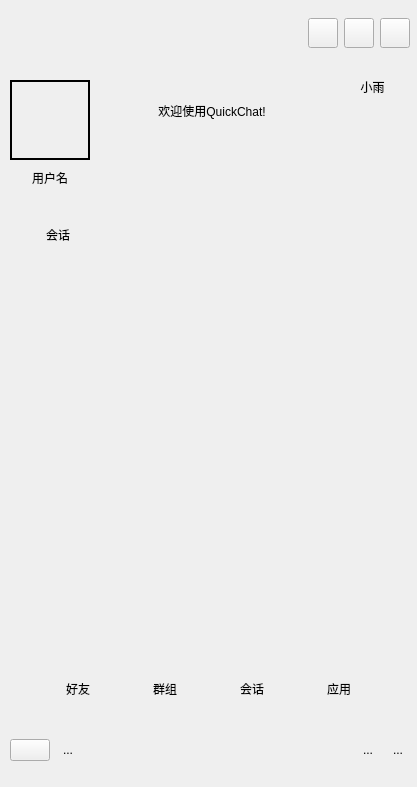
Qt form QuickChat/mainwindow.ui (EUIOwO/QuickChat) before a commit.
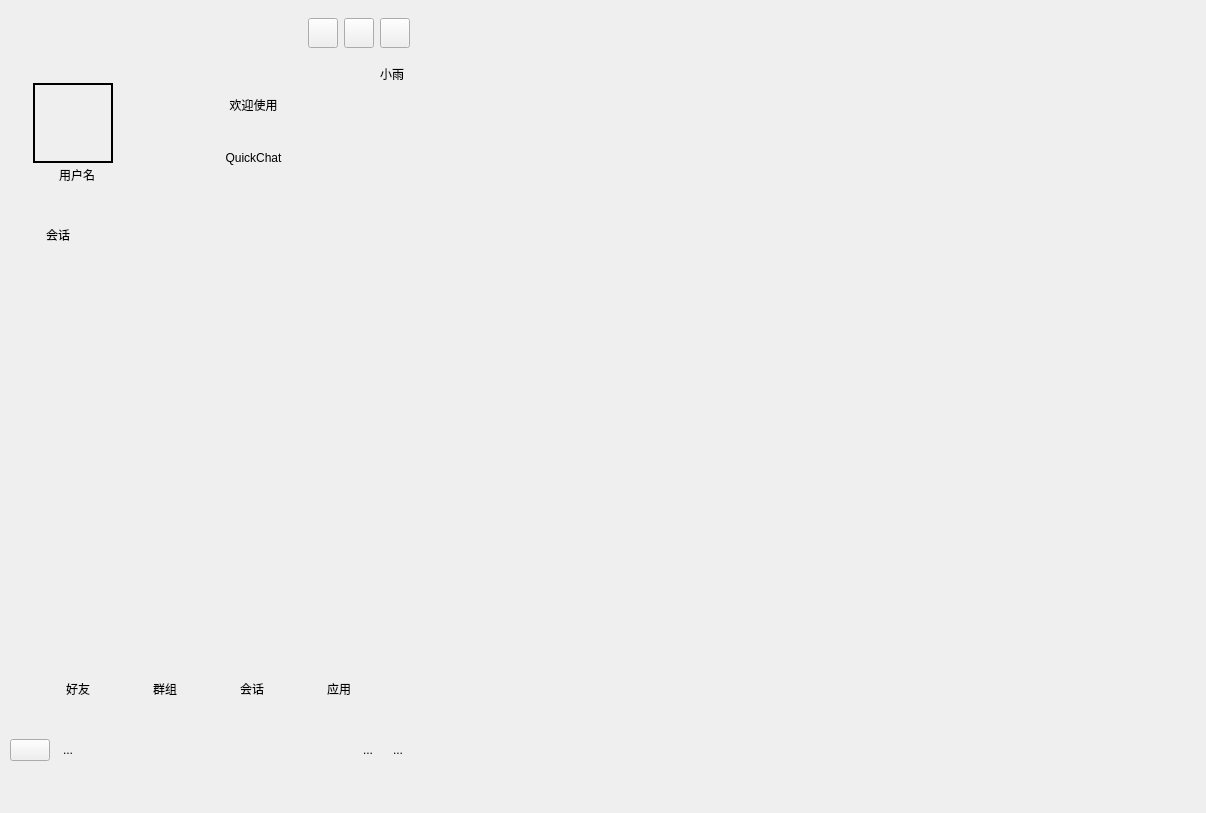
The same form after that commit. The open tabs and pages were chosen to show the change. Icons and pictures are not drawn. Custom widgets are drawn as their Qt base class.

Commit message: 1、添加了类WidgetHead重写头像框widgetHead，实现裁剪头像并保存 2、需完善文件上传功能，实现连接服务器将裁剪的并应用的新头像上传并保存的服务端

```diff
--- a/QuickChat/mainwindow.ui
+++ b/QuickChat/mainwindow.ui
@@ -6,8 +6,8 @@
    <rect>
     <x>0</x>
     <y>0</y>
-    <width>417</width>
-    <height>787</height>
+    <width>1206</width>
+    <height>813</height>
    </rect>
   </property>
   <property name="windowTitle">
@@ -687,111 +687,34 @@
       </item>
      </layout>
     </widget>
-    <widget class="QWidget" name="horizontalLayoutWidget">
+    <widget class="QWidget" name="">
      <property name="geometry">
       <rect>
-       <x>0</x>
-       <y>49</y>
-       <width>401</width>
+       <x>10</x>
+       <y>50</y>
+       <width>391</width>
        <height>151</height>
       </rect>
      </property>
-     <layout class="QHBoxLayout" name="horizontalLayout_4" stretch="2,6,2">
-      <property name="sizeConstraint">
-       <enum>QLayout::SetMinAndMaxSize</enum>
-      </property>
-      <property name="rightMargin">
-       <number>0</number>
-      </property>
-      <item>
-       <layout class="QVBoxLayout" name="verticalLayout" stretch="0,0,0,0">
-        <property name="spacing">
-         <number>9</number>
-        </property>
-        <property name="leftMargin">
-         <number>0</number>
-        </property>
-        <property name="rightMargin">
-         <number>0</number>
-        </property>
-        <item>
-         <spacer name="verticalSpacer">
-          <property name="orientation">
-           <enum>Qt::Vertical</enum>
-          </property>
-          <property name="sizeHint" stdset="0">
-           <size>
-            <width>20</width>
-            <height>40</height>
-           </size>
-          </property>
-         </spacer>
-        </item>
-        <item>
-         <widget class="QLabel" name="labelUserMask">
-          <property name="minimumSize">
-           <size>
-            <width>80</width>
-            <height>80</height>
-           </size>
-          </property>
-          <property name="maximumSize">
-           <size>
-            <width>80</width>
-            <height>80</height>
-           </size>
-          </property>
-          <property name="styleSheet">
-           <string notr="true">border: 2px solid black;</string>
-          </property>
-          <property name="text">
-           <string/>
-          </property>
-          <property name="alignment">
-           <set>Qt::AlignCenter</set>
-          </property>
-         </widget>
-        </item>
-        <item>
-         <widget class="QLabel" name="labelUserName">
-          <property name="minimumSize">
-           <size>
-            <width>0</width>
-            <height>0</height>
-           </size>
-          </property>
-          <property name="maximumSize">
-           <size>
-            <width>80</width>
-            <height>40</height>
-           </size>
-          </property>
-          <property name="text">
-           <string>用户名</string>
-          </property>
-          <property name="alignment">
-           <set>Qt::AlignCenter</set>
-          </property>
-         </widget>
-        </item>
-        <item>
-         <spacer name="verticalSpacer_2">
-          <property name="orientation">
-           <enum>Qt::Vertical</enum>
-          </property>
-          <property name="sizeHint" stdset="0">
-           <size>
-            <width>20</width>
-            <height>40</height>
-           </size>
-          </property>
-         </spacer>
-        </item>
-       </layout>
-      </item>
+     <layout class="QHBoxLayout" name="horizontalLayout_4" stretch="3,6,1">
       <item>
        <widget class="QWidget" name="widget" native="true">
-        <layout class="QVBoxLayout" name="verticalLayout_3" stretch="2,6,2">
+        <layout class="QVBoxLayout" name="verticalLayout_3" stretch="1,0,1,1">
+         <property name="spacing">
+          <number>0</number>
+         </property>
+         <property name="leftMargin">
+          <number>13</number>
+         </property>
+         <property name="topMargin">
+          <number>0</number>
+         </property>
+         <property name="rightMargin">
+          <number>13</number>
+         </property>
+         <property name="bottomMargin">
+          <number>0</number>
+         </property>
          <item>
           <spacer name="verticalSpacer_3">
            <property name="orientation">
@@ -800,30 +723,37 @@
            <property name="sizeHint" stdset="0">
             <size>
              <width>20</width>
-             <height>34</height>
+             <height>20</height>
             </size>
            </property>
           </spacer>
          </item>
          <item>
-          <widget class="QLabel" name="labelUser">
+          <widget class="WidgetHead" name="widgeHead" native="true">
+           <property name="minimumSize">
+            <size>
+             <width>80</width>
+             <height>80</height>
+            </size>
+           </property>
+           <property name="maximumSize">
+            <size>
+             <width>80</width>
+             <height>80</height>
+            </size>
+           </property>
            <property name="styleSheet">
-            <string notr="true">font: 11pt &quot;Segoe UI Historic&quot;;</string>
+            <string notr="true">border: 2px solid black;</string>
            </property>
+          </widget>
+         </item>
+         <item>
+          <widget class="QLabel" name="labelUser">
            <property name="text">
-            <string>欢迎使用QuickChat!</string>
+            <string>用户名</string>
            </property>
            <property name="alignment">
-            <set>Qt::AlignHCenter|Qt::AlignTop</set>
-           </property>
-           <property name="margin">
-            <number>18</number>
-           </property>
-           <property name="indent">
-            <number>8</number>
-           </property>
-           <property name="openExternalLinks">
-            <bool>false</bool>
+            <set>Qt::AlignCenter</set>
            </property>
           </widget>
          </item>
@@ -835,7 +765,7 @@
            <property name="sizeHint" stdset="0">
             <size>
              <width>20</width>
-             <height>34</height>
+             <height>20</height>
             </size>
            </property>
           </spacer>
@@ -844,7 +774,57 @@
        </widget>
       </item>
       <item>
-       <layout class="QVBoxLayout" name="verticalLayout_2" stretch="4,6">
+       <layout class="QVBoxLayout" name="verticalLayout" stretch="2,3,4,2">
+        <item>
+         <spacer name="verticalSpacer">
+          <property name="orientation">
+           <enum>Qt::Vertical</enum>
+          </property>
+          <property name="sizeHint" stdset="0">
+           <size>
+            <width>20</width>
+            <height>40</height>
+           </size>
+          </property>
+         </spacer>
+        </item>
+        <item>
+         <widget class="QLabel" name="labelUserMask">
+          <property name="text">
+           <string>欢迎使用</string>
+          </property>
+          <property name="alignment">
+           <set>Qt::AlignCenter</set>
+          </property>
+         </widget>
+        </item>
+        <item>
+         <widget class="QLabel" name="labelUserName">
+          <property name="text">
+           <string>QuickChat</string>
+          </property>
+          <property name="alignment">
+           <set>Qt::AlignCenter</set>
+          </property>
+         </widget>
+        </item>
+        <item>
+         <spacer name="verticalSpacer_2">
+          <property name="orientation">
+           <enum>Qt::Vertical</enum>
+          </property>
+          <property name="sizeHint" stdset="0">
+           <size>
+            <width>20</width>
+            <height>40</height>
+           </size>
+          </property>
+         </spacer>
+        </item>
+       </layout>
+      </item>
+      <item>
+       <layout class="QVBoxLayout" name="verticalLayout_2" stretch="2,8">
         <item>
          <widget class="QLabel" name="labelWeather">
           <property name="text">
@@ -882,6 +862,12 @@
    <header location="global">qqlist/qqlistwidget.h</header>
    <container>1</container>
   </customwidget>
+  <customwidget>
+   <class>WidgetHead</class>
+   <extends>QWidget</extends>
+   <header location="global">widgethead.h</header>
+   <container>1</container>
+  </customwidget>
  </customwidgets>
  <resources>
   <include location="resource.qrc"/>
```
Left out of the diff: 2 changed lines with no effect on the pictures. The commit also changes 13 other files.
